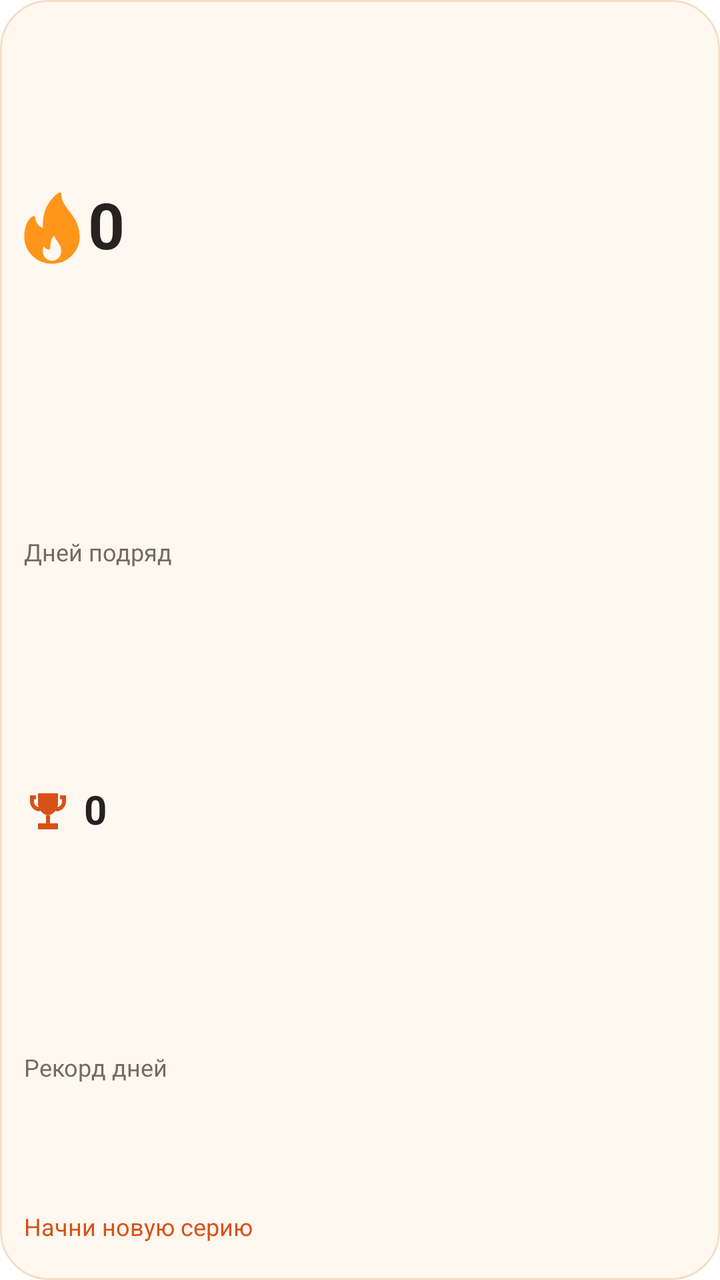
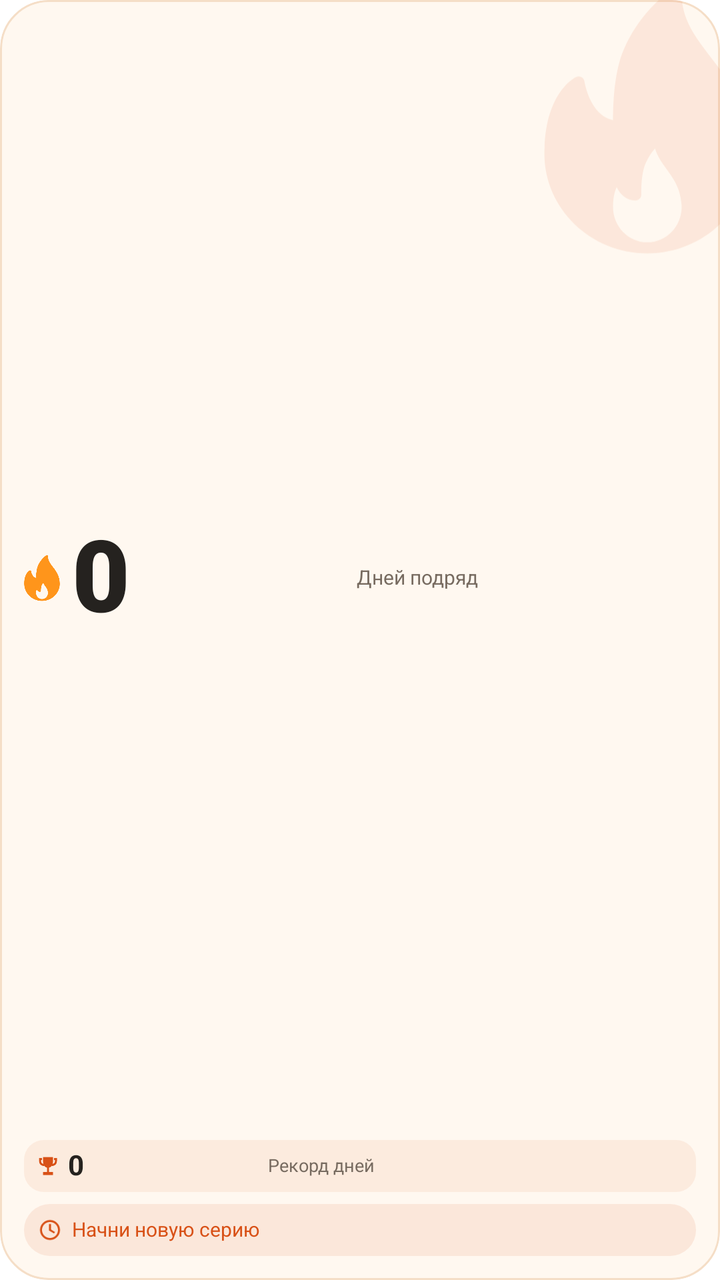

The first picture is an Android layout as it rendered before a commit; the second is the same layout after the commit. The layout source and the unified diff follow.
<!-- AndroidManifest.xml: fallback theme Theme.MaterialComponents.DayNight.NoActionBar -->
<!-- res/layout/streak_widget.xml -->
<?xml version="1.0" encoding="utf-8"?>
<LinearLayout
    xmlns:android="http://schemas.android.com/apk/res/android"
    android:id="@+id/streak_root"
    android:layout_width="match_parent"
    android:layout_height="match_parent"
    android:orientation="vertical"
    android:padding="12dp"
    android:background="@drawable/streak_widget_background">
    <LinearLayout
        android:layout_width="match_parent"
        android:layout_height="0dp"
        android:orientation="vertical"
        android:layout_weight="1">
        <LinearLayout
            android:layout_width="match_parent"
            android:layout_height="0dp"
            android:layout_weight="3"
            android:orientation="horizontal"
            android:gravity="center_vertical">
            <ImageView
                android:id="@+id/streak_flame"
                android:layout_width="28dp"
                android:layout_height="match_parent"
                android:src="@drawable/streak_widget_flame"
                android:scaleType="fitCenter"
                android:importantForAccessibility="no" />
            <TextView
                android:id="@+id/streak_current"
                android:layout_width="0dp"
                android:layout_height="match_parent"
                android:text="0"
                android:textSize="32sp"
                android:textColor="@color/streak_widget_text"
                android:maxLines="1"
                android:includeFontPadding="false"
                android:gravity="center_vertical"
                android:autoSizeTextType="uniform"
                android:autoSizeMinTextSize="5sp"
                android:autoSizeMaxTextSize="32sp"
                android:autoSizeStepGranularity="1sp"
                android:layout_weight="1"
                android:textStyle="bold"
                android:layout_marginStart="4dp" />
        </LinearLayout>
        <TextView
            android:id="@+id/streak_label"
            android:layout_width="match_parent"
            android:layout_height="0dp"
            android:text="@string/currentLabel"
            android:textSize="12sp"
            android:textColor="@color/streak_widget_secondary"
            android:maxLines="1"
            android:includeFontPadding="false"
            android:gravity="center_vertical"
            android:autoSizeTextType="uniform"
            android:autoSizeMinTextSize="5sp"
            android:autoSizeMaxTextSize="12sp"
            android:autoSizeStepGranularity="1sp"
            android:layout_weight="1.8" />
        <LinearLayout
            android:layout_width="match_parent"
            android:layout_height="0dp"
            android:layout_weight="2"
            android:orientation="horizontal"
            android:gravity="center_vertical">
            <ImageView
                android:id="@+id/streak_trophy"
                android:layout_width="24dp"
                android:layout_height="match_parent"
                android:src="@drawable/streak_widget_trophy"
                android:scaleType="fitCenter"
                android:importantForAccessibility="no" />
            <TextView
                android:id="@+id/streak_best"
                android:layout_width="0dp"
                android:layout_height="match_parent"
                android:text="0"
                android:textSize="20sp"
                android:textColor="@color/streak_widget_text"
                android:maxLines="1"
                android:includeFontPadding="false"
                android:gravity="center_vertical"
                android:autoSizeTextType="uniform"
                android:autoSizeMinTextSize="5sp"
                android:autoSizeMaxTextSize="20sp"
                android:autoSizeStepGranularity="1sp"
                android:textStyle="bold"
                android:layout_marginStart="6dp"
                android:layout_weight="1" />
        </LinearLayout>
        <TextView
            android:id="@+id/streak_best_label"
            android:layout_width="match_parent"
            android:layout_height="0dp"
            android:text="@string/bestLabel"
            android:textSize="12sp"
            android:textColor="@color/streak_widget_secondary"
            android:maxLines="1"
            android:includeFontPadding="false"
            android:gravity="center_vertical"
            android:autoSizeTextType="uniform"
            android:autoSizeMinTextSize="5sp"
            android:autoSizeMaxTextSize="12sp"
            android:autoSizeStepGranularity="1sp"
            android:layout_weight="1.8" />
    </LinearLayout>
    <TextView
        android:id="@+id/streak_status"
        android:layout_width="match_parent"
        android:layout_height="28dp"
        android:text="@string/startLabel"
        android:textSize="12sp"
        android:textColor="@color/streak_widget_accent"
        android:maxLines="2"
        android:includeFontPadding="false"
        android:gravity="center_vertical"
        android:autoSizeTextType="uniform"
        android:autoSizeMinTextSize="5sp"
        android:autoSizeMaxTextSize="12sp"
        android:autoSizeStepGranularity="1sp"
        android:layout_marginTop="4dp" />
</LinearLayout>
<!-- resources referenced by this layout -->
<resources>
  <color name="streak_widget_accent">#D85117</color>
  <color name="streak_widget_secondary">#776B60</color>
  <color name="streak_widget_text">#25221F</color>
  <!-- drawable streak_widget_background (drawable) -->
  <shape xmlns:android="http://schemas.android.com/apk/res/android" android:shape="rectangle">
      <solid android:color="@color/streak_widget_background" />
      <corners android:radius="24dp" />
      <stroke android:width="1dp" android:color="@color/streak_widget_border" />
  </shape>
  <!-- drawable streak_widget_flame (drawable) -->
  <vector xmlns:android="http://schemas.android.com/apk/res/android"
      android:width="28dp" android:height="36dp"
      android:viewportWidth="388" android:viewportHeight="516">
      <group android:translateX="-62" android:translateY="2">
          <path android:fillColor="#FF951B"
              android:pathData="M446.906,299.769c-5.865-76.359-41.417-124.21-72.781-166.436C345.083,94.241,320,60.483,320,10.685 c0-4-2.24-7.656-5.792-9.489c-3.563-1.844-7.844-1.542-11.083,0.812c-47.104,33.706-86.406,90.515-100.135,144.719 c-9.531,37.737-10.792,80.161-10.969,108.18c-43.5-9.291-53.354-74.359-53.458-75.068c-0.49-3.375-2.552-6.312-5.552-7.916 c-3.031-1.583-6.594-1.698-9.667-0.177c-2.281,1.104-55.99,28.394-59.115,137.355C64.01,312.726,64,316.362,64,319.997 c0,105.857,86.135,191.987,192,191.987c0.146,0.01,0.302,0.031,0.427,0c0.042,0,0.083,0,0.135,0 C362.167,511.681,448,425.667,448,319.997C448,314.674,446.906,299.769,446.906,299.769z M256,490.652 c-35.292,0-64-30.581-64-68.172c0-1.281-0.01-2.573,0.083-4.156c0.427-15.853,3.438-26.675,6.74-33.873 c6.188,13.291,17.25,25.509,35.219,25.509c5.896,0,10.667-4.771,10.667-10.666c0-15.186,0.313-32.706,4.094-48.518 c3.365-14.02,11.406-28.936,21.594-40.893c4.531,15.52,13.365,28.081,21.99,40.341c12.344,17.54,25.104,35.675,27.344,66.6 c0.135,1.833,0.271,3.677,0.271,5.656C320,460.07,291.292,490.652,256,490.652z" />
      </group>
  </vector>
  <!-- drawable streak_widget_trophy (drawable) -->
  <vector xmlns:android="http://schemas.android.com/apk/res/android"
      android:width="24dp" android:height="24dp"
      android:viewportWidth="24" android:viewportHeight="24">
      <path android:fillColor="@color/streak_widget_accent"
          android:pathData="M7,3H17V8C17,11.1 14.8,13.6 12,14C9.2,13.6 7,11.1 7,8ZM11,14H13V18H17V21H7V18H11ZM3,4H6V6H5V7C5,8.6 6.3,10 8,10V12C5.2,12 3,9.8 3,7ZM18,4H21V7C21,9.8 18.8,12 16,12V10C17.7,10 19,8.6 19,7V6H18Z" />
  </vector>
  <string name="bestLabel">Рекорд дней</string>
  <string name="currentLabel">Дней подряд</string>
  <string name="startLabel">Начни новую серию</string>
  <color name="streak_widget_background">#FFF8F0</color>
  <color name="streak_widget_border">#F5DEC7</color>
</resources>

<!-- the commit's change to res/layout/streak_widget.xml (unified diff, before → after) -->
@@ -1,72 +1,91 @@
 <?xml version="1.0" encoding="utf-8"?>
-<LinearLayout
+<FrameLayout
     xmlns:android="http://schemas.android.com/apk/res/android"
     android:id="@+id/streak_root"
     android:layout_width="match_parent"
     android:layout_height="match_parent"
-    android:orientation="vertical"
-    android:padding="12dp"
-    android:background="@drawable/streak_widget_background">
+    android:background="@drawable/streak_widget_background"
+    android:clipToOutline="true">
+    <ImageView
+        android:id="@+id/streak_art"
+        android:layout_width="104dp"
+        android:layout_height="136dp"
+        android:src="@drawable/streak_widget_flame"
+        android:scaleType="fitCenter"
+        android:importantForAccessibility="no"
+        android:layout_gravity="top|end"
+        android:layout_marginEnd="-16dp"
+        android:layout_marginTop="-8dp"
+        android:tint="@color/streak_widget_accent"
+        android:alpha="0.10" />
     <LinearLayout
         android:layout_width="match_parent"
-        android:layout_height="0dp"
+        android:layout_height="match_parent"
         android:orientation="vertical"
-        android:layout_weight="1">
+        android:padding="12dp">
         <LinearLayout
             android:layout_width="match_parent"
             android:layout_height="0dp"
-            android:layout_weight="3"
+            android:layout_weight="1"
             android:orientation="horizontal"
             android:gravity="center_vertical">
             <ImageView
                 android:id="@+id/streak_flame"
-                android:layout_width="28dp"
+                android:layout_width="18dp"
                 android:layout_height="match_parent"
                 android:src="@drawable/streak_widget_flame"
                 android:scaleType="fitCenter"
                 android:importantForAccessibility="no" />
+            
             <TextView
                 android:id="@+id/streak_current"
                 android:layout_width="0dp"
                 android:layout_height="match_parent"
                 android:text="0"
-                android:textSize="32sp"
+                android:textSize="56sp"
                 android:textColor="@color/streak_widget_text"
                 android:maxLines="1"
                 android:includeFontPadding="false"
                 android:gravity="center_vertical"
+                android:fontFamily="sans-serif-black"
                 android:autoSizeTextType="uniform"
                 android:autoSizeMinTextSize="5sp"
-                android:autoSizeMaxTextSize="32sp"
+                android:autoSizeMaxTextSize="50dp"
                 android:autoSizeStepGranularity="1sp"
-                android:layout_weight="1"
-                android:textStyle="bold"
+                android:layout_weight="0.9"
+                android:layout_marginStart="6dp"
+                android:textStyle="bold" />
+            <TextView
+                android:id="@+id/streak_label"
+                android:layout_width="0dp"
+                android:layout_height="match_parent"
+                android:text="@string/currentLabel"
+                android:textSize="10sp"
+                android:textColor="@color/streak_widget_secondary"
+                android:maxLines="2"
+                android:includeFontPadding="false"
+                android:gravity="center_vertical"
+                android:fontFamily="sans-serif"
+                android:autoSizeTextType="uniform"
+                android:autoSizeMinTextSize="5sp"
+                android:autoSizeMaxTextSize="10sp"
+                android:autoSizeStepGranularity="1sp"
+                android:layout_weight="1.1"
                 android:layout_marginStart="4dp" />
         </LinearLayout>
-        <TextView
-            android:id="@+id/streak_label"
+        <LinearLayout
+            android:id="@+id/streak_record_badge"
             android:layout_width="match_parent"
-            android:layout_height="0dp"
-            android:text="@string/currentLabel"
-            android:textSize="12sp"
-            android:textColor="@color/streak_widget_secondary"
-            android:maxLines="1"
-            android:includeFontPadding="false"
+            android:layout_height="26dp"
+            android:layout_marginTop="4dp"
+            android:paddingStart="6dp"
+            android:paddingEnd="6dp"
+            android:orientation="horizontal"
             android:gravity="center_vertical"
-            android:autoSizeTextType="uniform"
-            android:autoSizeMinTextSize="5sp"
-            android:autoSizeMaxTextSize="12sp"
-            android:autoSizeStepGranularity="1sp"
-            android:layout_weight="1.8" />
-        <LinearLayout
-            android:layout_width="match_parent"
-            android:layout_height="0dp"
-            android:layout_weight="2"
-            android:orientation="horizontal"
-            android:gravity="center_vertical">
+            android:background="@drawable/streak_widget_record_surface">
             <ImageView
                 android:id="@+id/streak_trophy"
-                android:layout_width="24dp"
+                android:layout_width="12dp"
                 android:layout_height="match_parent"
                 android:src="@drawable/streak_widget_trophy"
                 android:scaleType="fitCenter"
@@ -76,48 +95,72 @@
                 android:layout_width="0dp"
                 android:layout_height="match_parent"
                 android:text="0"
-                android:textSize="20sp"
+                android:textSize="14sp"
                 android:textColor="@color/streak_widget_text"
                 android:maxLines="1"
                 android:includeFontPadding="false"
                 android:gravity="center_vertical"
+                android:fontFamily="sans-serif"
                 android:autoSizeTextType="uniform"
                 android:autoSizeMinTextSize="5sp"
-                android:autoSizeMaxTextSize="20sp"
+                android:autoSizeMaxTextSize="14sp"
                 android:autoSizeStepGranularity="1sp"
-                android:textStyle="bold"
-                android:layout_marginStart="6dp"
+                android:layout_weight="0.7"
+                android:layout_marginStart="4dp"
+                android:textStyle="bold" />
+            <TextView
+                android:id="@+id/streak_best_label"
+                android:layout_width="0dp"
+                android:layout_height="match_parent"
+                android:text="@string/bestLabel"
+                android:textSize="9sp"
+                android:textColor="@color/streak_widget_secondary"
+                android:maxLines="1"
+                android:includeFontPadding="false"
+                android:gravity="center_vertical"
+                android:fontFamily="sans-serif"
+                android:autoSizeTextType="uniform"
+                android:autoSizeMinTextSize="5sp"
+                android:autoSizeMaxTextSize="9sp"
+                android:autoSizeStepGranularity="1sp"
+                android:layout_weight="1.5"
+                android:layout_marginStart="3dp" />
+        </LinearLayout>
+        <LinearLayout
+            android:id="@+id/streak_status_group"
+            android:layout_width="match_parent"
+            android:layout_height="26dp"
+            android:layout_marginTop="6dp"
+            android:paddingStart="7dp"
+            android:paddingEnd="7dp"
+            android:background="@drawable/streak_widget_status_surface"
+            android:orientation="horizontal"
+            android:gravity="center_vertical">
+            <ImageView
+                android:id="@+id/streak_status_icon"
+                android:layout_width="12dp"
+                android:layout_height="match_parent"
+                android:src="@drawable/streak_widget_clock"
+                android:scaleType="fitCenter"
+                android:importantForAccessibility="no"
+                android:tint="@color/streak_widget_accent"
+                android:layout_marginEnd="5dp" />
+            <TextView
+                android:id="@+id/streak_status"
+                android:layout_width="0dp"
+                android:layout_height="match_parent"
+                android:text="@string/startLabel"
+                android:textSize="10sp"
+                android:textColor="@color/streak_widget_accent"
+                android:maxLines="2"
+                android:includeFontPadding="false"
+                android:gravity="center_vertical"
+                android:fontFamily="sans-serif"
+                android:autoSizeTextType="uniform"
+                android:autoSizeMinTextSize="5sp"
+                android:autoSizeMaxTextSize="10sp"
+                android:autoSizeStepGranularity="1sp"
                 android:layout_weight="1" />
         </LinearLayout>
-        <TextView
-            android:id="@+id/streak_best_label"
-            android:layout_width="match_parent"
-            android:layout_height="0dp"
-            android:text="@string/bestLabel"
-            android:textSize="12sp"
-            android:textColor="@color/streak_widget_secondary"
-            android:maxLines="1"
-            android:includeFontPadding="false"
-            android:gravity="center_vertical"
-            android:autoSizeTextType="uniform"
-            android:autoSizeMinTextSize="5sp"
-            android:autoSizeMaxTextSize="12sp"
-            android:autoSizeStepGranularity="1sp"
-            android:layout_weight="1.8" />
     </LinearLayout>
-    <TextView
-        android:id="@+id/streak_status"
-        android:layout_width="match_parent"
-        android:layout_height="28dp"
-        android:text="@string/startLabel"
-        android:textSize="12sp"
-        android:textColor="@color/streak_widget_accent"
-        android:maxLines="2"
-        android:includeFontPadding="false"
-        android:gravity="center_vertical"
-        android:autoSizeTextType="uniform"
-        android:autoSizeMinTextSize="5sp"
-        android:autoSizeMaxTextSize="12sp"
-        android:autoSizeStepGranularity="1sp"
-        android:layout_marginTop="4dp" />
-</LinearLayout>
+</FrameLayout>
<!-- resource entries referenced after the edit -->
@@ -9,6 +9,12 @@
       <corners android:radius="24dp" />
       <stroke android:width="1dp" android:color="@color/streak_widget_border" />
   </shape>
+  <!-- drawable streak_widget_clock (drawable) -->
+  <vector xmlns:android="http://schemas.android.com/apk/res/android"
+      android:width="16dp" android:height="16dp" android:viewportWidth="24" android:viewportHeight="24">
+      <path android:fillColor="@color/streak_widget_accent" android:fillType="evenOdd"
+          android:pathData="M12,2A10,10 0,1 0,12 22A10,10 0,0 0,12 2ZM12,4A8,8 0,1 1,12 20A8,8 0,0 1,12 4ZM11,6H13V11.5L17,14L16,15.5L11,12.5Z" />
+  </vector>
   <!-- drawable streak_widget_flame (drawable) -->
   <vector xmlns:android="http://schemas.android.com/apk/res/android"
       android:width="28dp" android:height="36dp"
@@ -18,6 +24,16 @@
               android:pathData="M446.906,299.769c-5.865-76.359-41.417-124.21-72.781-166.436C345.083,94.241,320,60.483,320,10.685 c0-4-2.24-7.656-5.792-9.489c-3.563-1.844-7.844-1.542-11.083,0.812c-47.104,33.706-86.406,90.515-100.135,144.719 c-9.531,37.737-10.792,80.161-10.969,108.18c-43.5-9.291-53.354-74.359-53.458-75.068c-0.49-3.375-2.552-6.312-5.552-7.916 c-3.031-1.583-6.594-1.698-9.667-0.177c-2.281,1.104-55.99,28.394-59.115,137.355C64.01,312.726,64,316.362,64,319.997 c0,105.857,86.135,191.987,192,191.987c0.146,0.01,0.302,0.031,0.427,0c0.042,0,0.083,0,0.135,0 C362.167,511.681,448,425.667,448,319.997C448,314.674,446.906,299.769,446.906,299.769z M256,490.652 c-35.292,0-64-30.581-64-68.172c0-1.281-0.01-2.573,0.083-4.156c0.427-15.853,3.438-26.675,6.74-33.873 c6.188,13.291,17.25,25.509,35.219,25.509c5.896,0,10.667-4.771,10.667-10.666c0-15.186,0.313-32.706,4.094-48.518 c3.365-14.02,11.406-28.936,21.594-40.893c4.531,15.52,13.365,28.081,21.99,40.341c12.344,17.54,25.104,35.675,27.344,66.6 c0.135,1.833,0.271,3.677,0.271,5.656C320,460.07,291.292,490.652,256,490.652z" />
       </group>
   </vector>
+  <!-- drawable streak_widget_record_surface (drawable) -->
+  <shape xmlns:android="http://schemas.android.com/apk/res/android">
+      <solid android:color="@color/streak_widget_record_surface" />
+      <corners android:radius="10dp" />
+  </shape>
+  <!-- drawable streak_widget_status_surface (drawable) -->
+  <shape xmlns:android="http://schemas.android.com/apk/res/android">
+      <solid android:color="@color/streak_widget_status_surface" />
+      <corners android:radius="13dp" />
+  </shape>
   <!-- drawable streak_widget_trophy (drawable) -->
   <vector xmlns:android="http://schemas.android.com/apk/res/android"
       android:width="24dp" android:height="24dp"
@@ -30,5 +46,7 @@
   <string name="startLabel">Начни новую серию</string>
   <color name="streak_widget_background">#FFF8F0</color>
   <color name="streak_widget_border">#F5DEC7</color>
+  <color name="streak_widget_record_surface">#14D85117</color>
+  <color name="streak_widget_status_surface">#1AD85117</color>
 </resources>
 
